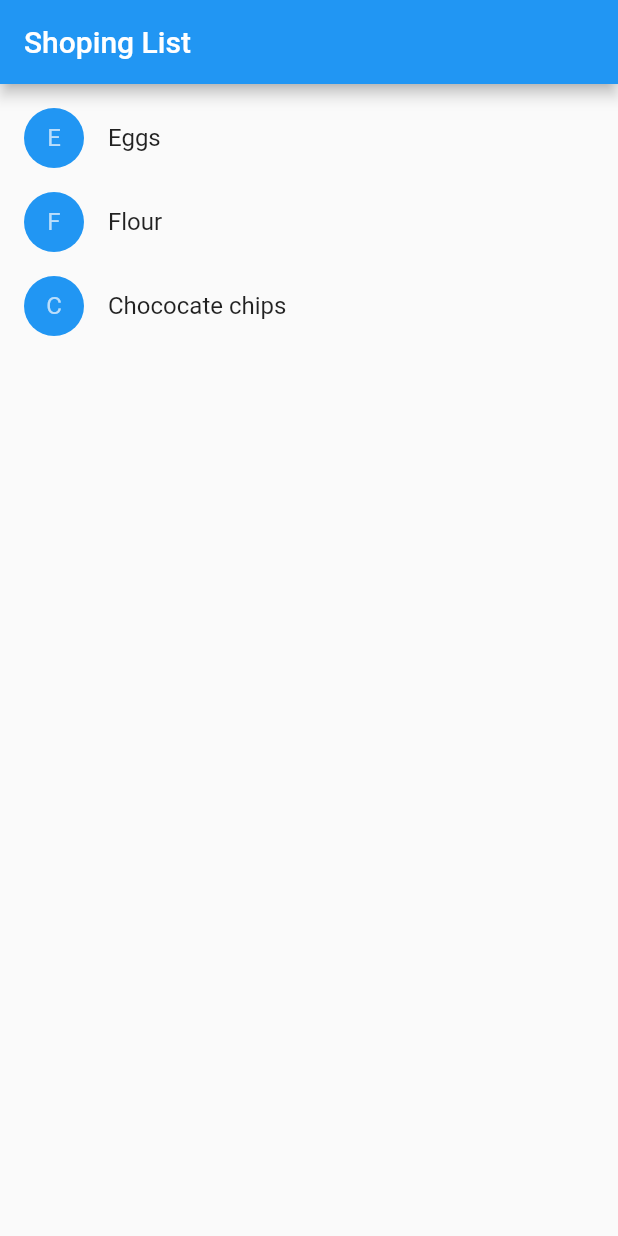
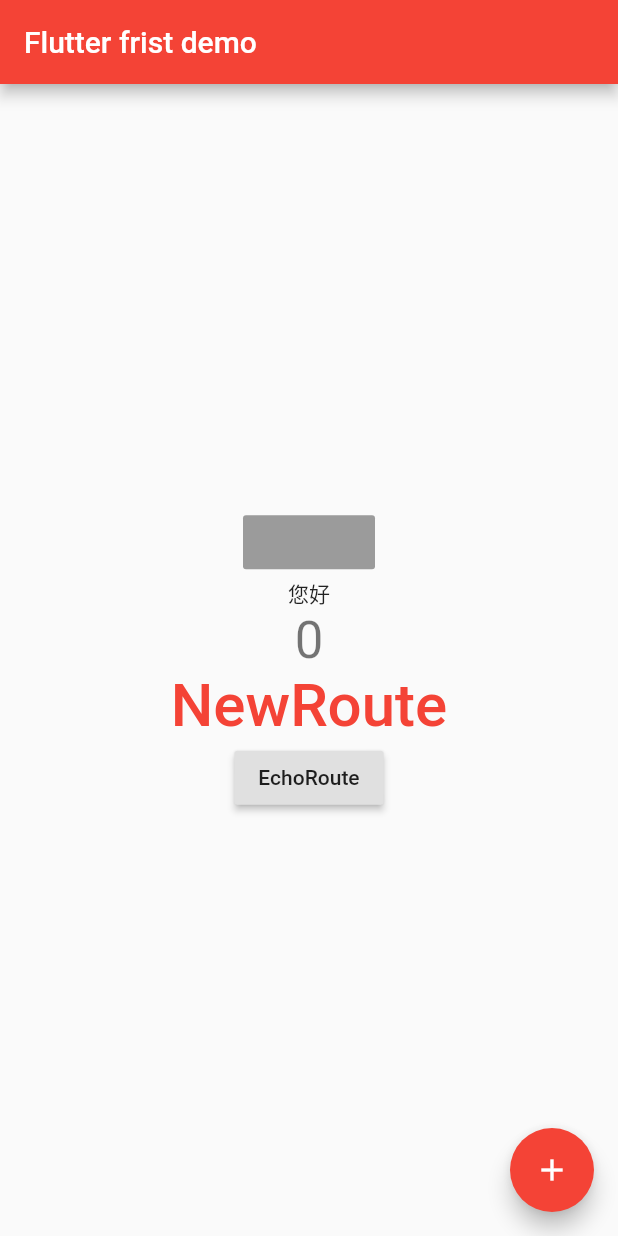
Before and after one commit to MrAnAn/startup_namer, a Flutter app: the screen it shows after launch, on a phone screen of 412 x 824 dp. Run offline on Flutter 3.47's test engine with Material 2 defaults, Android fonts, the phone set to English and light mode, and no system bars.

Commit message:
包管理

```diff
--- a/lib/main.dart
+++ b/lib/main.dart
@@ -1,295 +1,201 @@
 import 'package:flutter/material.dart';
-import 'package:flutter/rendering.dart';
-void main(){
-  runApp(MaterialApp(
-    debugShowCheckedModeBanner:false,
-    title: "My App",
-    //home: MyScaffold(),
-    //home:TutoriaHome(),
-    //home:MyButton(),
-    //home:Conuter(),
-    //home:Counter(),
-    home: ShoppingList(
-      products: [
-        Product(name: 'Eggs'),
-        Product(name: 'Flour'),
-        Product(name: 'Chococate chips'),
-      ],
-    ),
-  ));
+
+/*main(){
+  runApp(MyApp());
+}*/
+/**
+ * 普通路由的练习以及传值和一个计数器
+ * 命名路由的跳转
+ * {{很多的东西需要查看官方的文档}}
+ */
+void main() => runApp(MyApp());
+class MyApp extends StatelessWidget{
+  @override
+  Widget build(BuildContext context) {
+    return MaterialApp(
+      debugShowCheckedModeBanner: false,
+      theme: ThemeData(
+        primarySwatch: Colors.red,
+      ),
+      initialRoute: '/',//配置初始化路由
+      routes: {
+        '/NewRoute':(content) => NewRoute(),
+        '/':(content) => MyHomePage(title: "您好"),
+        '/EchoRoute':(content) => EchoRoute(),
+        '/TipRoute':(content){//配置路由,在这儿的情况是在不改变源码的情况下实现路由的跳转
+          return TipRoute(text:ModalRoute.of(context).settings.arguments);
+        },
+      },
+    );
+  }
 }
-class MyApp extends StatelessWidget{
-  MyApp({this.title});
-  // Widget子类中的字段往往都会定义为"final"
-  final Widget title;
+class MyHomePage extends StatefulWidget{
+  MyHomePage({Key key,this.title}):super(key:key);
+  final String title;
+  _MyHomePageState createState() => _MyHomePageState();
+}
+class _MyHomePageState extends State<MyHomePage>{
+  int _count = 0;
+  void _increment(){
+    setState(() {
+      this._count++;
+    });
+  }
+  @override
+  Widget build(BuildContext context) {
+    return Scaffold(
+      appBar: AppBar(
+        title: Text("Flutter frist demo"),
+      ),
+      body: Center(
+        child: Column(//垂直布局
+          mainAxisAlignment: MainAxisAlignment.center,
+          children: [
+            WidgetPageTo(),//这个是去其他组件页面的一个自定义组件
+
+            Text(widget.title),//
+            Text(
+              "$_count",
+              style: Theme.of(context).textTheme.headline4,
+            ),
+            FlatButton(
+              child: Text(
+                "NewRoute",
+                style: TextStyle(
+                  fontSize: 40,
+                  color: Colors.red
+                ),
+              ),
+              onPressed: (){
+                /*Navigator.push(context,
+                  MaterialPageRoute(
+                    builder: (content) => NewRoute(),
+                  ),
+                );*/
+                //命名路由的跳转
+                Navigator.pushNamed(context, '/NewRoute');
+              },
+            ),
+            RaisedButton(
+              child: Text("EchoRoute"),
+              onPressed: (){
+                Navigator.of(context).pushNamed('/EchoRoute',arguments: "路由传值");
+              },
+            ),
+          ],
+        ),
+      ),
+      floatingActionButton: FloatingActionButton(
+        onPressed: _increment,
+        tooltip: 'increment',
+        child: Icon(Icons.add),
+      ),
+    );
+  }
+}
+//定义一个新的页面
+class NewRoute extends StatelessWidget{
+  @override
+  Widget build(BuildContext context) {
+    return Scaffold(
+      appBar: AppBar(
+        title: Text("NewRoute"),
+      ),
+      body: Container(
+        color: Colors.black54,
+        child: Center(
+          child: RouterTestRoute(),
+        ),
+      ),
+    );
+  }
+}
+//定义一个新的路由页面,并进行传值
+class TipRoute extends StatelessWidget{
+  //类的构造函数
+  TipRoute({
+    Key key,
+    @required this.text,
+  }):super(key: key);
+
+  //类的成员变量
+  final String text;
 
   @override
   Widget build(BuildContext context) {
+   return Scaffold(
+     appBar: AppBar(
+       title: Text("TipRoute路由传值"),
+       centerTitle: true,
+     ),
+     body: Padding(//外边距
+       padding: EdgeInsets.all(18),
+       child: Center(
+         child: Column(
+           children: [
+             Text(text),
+             RaisedButton(
+               //返回到上一级路由
+               onPressed: () => Navigator.pop(context, "您好,RouterTestRoute"),
+               child: Text("返回"),
+             )
+           ],
+         ),
+       ),
+     ),
+   );
+  }
+}
+class RouterTestRoute extends StatelessWidget{
+  @override
+  Widget build(BuildContext context) {
+    return Center(
+      child: RaisedButton(
+        onPressed: () async { //async是flutter的一步操作,需要配合await
+          //打开 TipRoute,并等待返回结果
+          var result = await Navigator.push(context,
+              MaterialPageRoute(
+                builder: (content){
+                  return TipRoute(text: "您好,TipRoute");
+                }
+              ),
+          );
+          print("路由返回值是:$result");
+        },
+        child: Text("打开TipRoute"),
+      ),
+    );
+  }
+}
+//定义一个新的路由,演示路由传值
+class EchoRoute extends StatelessWidget{
+  @override
+  Widget build(BuildContext context) {
+    //接收参数
+    var parmater = ModalRoute.of(context).settings.arguments;
+    return Scaffold(
+      appBar: AppBar(
+        title: Text(parmater),
+      ),
+    );
+  }
+}
+//路由生成钩子(在研究一下,不是很懂,电商app)
+
+
+//下面的Widget提供跳转到其他的演示组件页面
+class WidgetPageTo extends StatelessWidget{
+  @override
+  Widget build(BuildContext context) {
     return Container(
-      height: 56.0,
-      padding: EdgeInsets.symmetric(horizontal: 8.0),
-      decoration: BoxDecoration(
-        color: Colors.blue[500],
-      ),
-      child: Row(//水平方向的线性布局
+      child: Column(
         children: [
-          IconButton(
-            icon: Icon(Icons.menu),
-            tooltip: "Navigation menu",
-            onPressed: null,
-          ),
-          Expanded(
-            child: title,
-          ),
-          IconButton(
-            icon: Icon(Icons.search),
-            tooltip: 'Search',
-            onPressed: null,
+          //去包管理演示页面
+          RaisedButton(
+
           ),
         ],
       ),
     );
   }
 }
-class MyScaffold extends StatelessWidget{
-  @override
-  Widget build(BuildContext context) {
-    return Material(
-      child: Column(
-        children: [
-          MyApp(
-            title: Text(
-                "Example title",
-              style: Theme.of(context).primaryTextTheme.title,
-            ),
-          ),
-          Expanded(
-            child: Center(
-              child: Text("Hello word"),
-            ),
-          ),
-        ],
-      ),
-    );
-  }
-}
-class TutoriaHome extends StatelessWidget{
-  @override
-  Widget build(BuildContext context) {
-    return Scaffold(//Scaffold是Material中主要的布局组件.
-      appBar: AppBar(
-        leading: IconButton(
-          icon: Icon(Icons.menu),
-          tooltip: "Navigation menu",
-          onPressed: null,
-        ),
-        title: Text("Example title"),
-        actions: [
-          IconButton(
-            icon: Icon(Icons.search),
-            tooltip: "Search",
-            onPressed: null,
-          ),
-        ],
-      ),
-      body: Center(
-        child: Text("Hello word"),
-      ),
-      floatingActionButton: FloatingActionButton(
-        tooltip: 'Add',
-        child: Icon(Icons.add),
-        onPressed: null,
-      ),
-    );
-  }
-}
-//处理手势
-class MyButton extends StatelessWidget{
-  @override
-  Widget build(BuildContext context) {
-    /**
-     * 该GestureDetector widget并不具有显示效果，
-     * 而是检测由用户做出的手势。
-     * 当用户点击Container时，
-     * GestureDetector会调用它的onTap回调，
-     * 在回调中，将消息打印到控制台。
-     * 您可以使用GestureDetector来检测各种输入手势，
-     * 包括点击、拖动和缩放。
-     *
-     * 许多widget都会使用一个GestureDetector为其他widget提供可选的回调。
-     * 例如，IconButton、 RaisedButton、 和FloatingActionButton ，
-     * 它们都有一个onPressed回调，它会在用户点击该widget时被触发。
-     */
-    return GestureDetector(
-      onTap: (){
-        print("MyButton was tapped");
-      },
-      child: Container(
-        height: 36,
-        padding: EdgeInsets.all(8),
-        margin: EdgeInsets.symmetric(horizontal: 8),
-        decoration: BoxDecoration(
-          borderRadius: BorderRadius.circular(5),
-          color: Colors.lightGreen,
-        ),
-        child: Center(
-          child: Text("Engage"),
-        ),
-      ),
-    );
-  }
-}
-
-//根据用户的如改变widget(有状态的组件)
-/*class Conuter extends StatefulWidget{
-  @override
-  _ConuterState createState() => _ConuterState();
-
-}
-class _ConuterState extends State<Conuter>{
-  int _count = 0;
-  void _increment(){
-    setState(() {
-      _count++;
-    });
-  }
-  @override
-  Widget build(BuildContext context) {
-    return Scaffold(
-      appBar: AppBar(
-        title: Text("根据输入改变组件"),
-      ),
-      body: Row(//水平布局
-        mainAxisAlignment: MainAxisAlignment.center,
-        crossAxisAlignment: CrossAxisAlignment.center,
-        children: [
-          RaisedButton(
-            child: Text("Increment"),
-            onPressed: (){
-              _increment();//调用方法
-            },
-          ),
-          Text("Count: $_count"),
-        ],
-      ),
-    );
-  }
-}*/
-//
-class CounterDisplay extends StatelessWidget{
-  CounterDisplay({this.count});
-  final int count;
-  @override
-  Widget build(BuildContext context) {
-    return Text("Count: $count");
-  }
-}
-class CounterIncrementor extends StatelessWidget{
-  CounterIncrementor({this.onPressed});
-  final VoidCallback onPressed;
-  @override
-  Widget build(BuildContext context) {
-    return RaisedButton(
-      onPressed: onPressed,
-      child: Text("Increment"),
-    );
-  }
-}
-class Counter extends StatefulWidget{
-  @override
-  _CounterState createState () => _CounterState();
-}
-class _CounterState extends State<Counter>{
-  int _count = 0;
-  void _incrrement(){
-    _count++;
-  }
-  @override
-  Widget build(BuildContext context) {
-    return Row(
-      children: [
-        //调用自定义的组件
-        CounterIncrementor(onPressed: _incrrement),
-        CounterDisplay(count: _count),
-      ],
-    );
-  }
-}
-
-//综合案列
-class Product{//普通的Dart类
-  const Product({this.name});
-  final String name;
-}
-typedef void CartChangedCallback(Product product,bool inCart);
-
-class ShoppingListItem extends StatelessWidget{
-  ShoppingListItem({Product product,this.inCart,this.onCartChanged})
-      : product = product,
-        super(key: new ObjectKey(product));
-  final Product product;
-  final bool inCart;
-  final CartChangedCallback onCartChanged;
-
-
-  Color _getColor (BuildContext context){
-    return inCart?Colors.black54:Theme.of(context).primaryColor;
-  }
-  TextStyle _getTextStyle(BuildContext context){
-    if(!inCart) return null;
-    return TextStyle(
-      color: Colors.black54,
-      decoration: TextDecoration.lineThrough,
-    );
-  }
-
-  @override
-  Widget build(BuildContext context) {
-    return ListTile(
-      onTap: (){
-        onCartChanged(product, !inCart);
-      },
-      leading: new CircleAvatar(
-        backgroundColor: _getColor(context),
-        child: new Text(product.name[0]),
-      ),
-      title: new Text(product.name, style: _getTextStyle(context)),
-    );
-  }
-}
-class ShoppingList extends StatefulWidget{
-  ShoppingList({Key key,this.products}):super(key: key);
-  final List<Product> products;
-  _ShoppingListState createState () => _ShoppingListState();
-}
-class _ShoppingListState extends State<ShoppingList>{
-  @override
-  Widget build(BuildContext context) {
-    Set<Product> _shoppingCart = new Set<Product>();
-    void _handleCartChanged(Product product, bool inCart){
-      setState(() {
-        if(inCart){
-          _shoppingCart.add(product);
-        }else{
-          _shoppingCart.remove(product);
-        }
-      });
-    }
-    return Scaffold(
-      appBar: AppBar(
-        title: Text("Shoping List"),
-      ),
-      body: ListView(
-        padding: EdgeInsets.symmetric(vertical: 8),
-        children: widget.products.map((Product product) {
-          return ShoppingListItem(
-            product: product,
-            inCart: _shoppingCart.contains(product),
-            onCartChanged: _handleCartChanged,
-          );
-        }).toList(),
-      ),
-    );
-  }
-
-}
```
Also changed, not shown: pubspec.yaml (+6 -4 lines).
